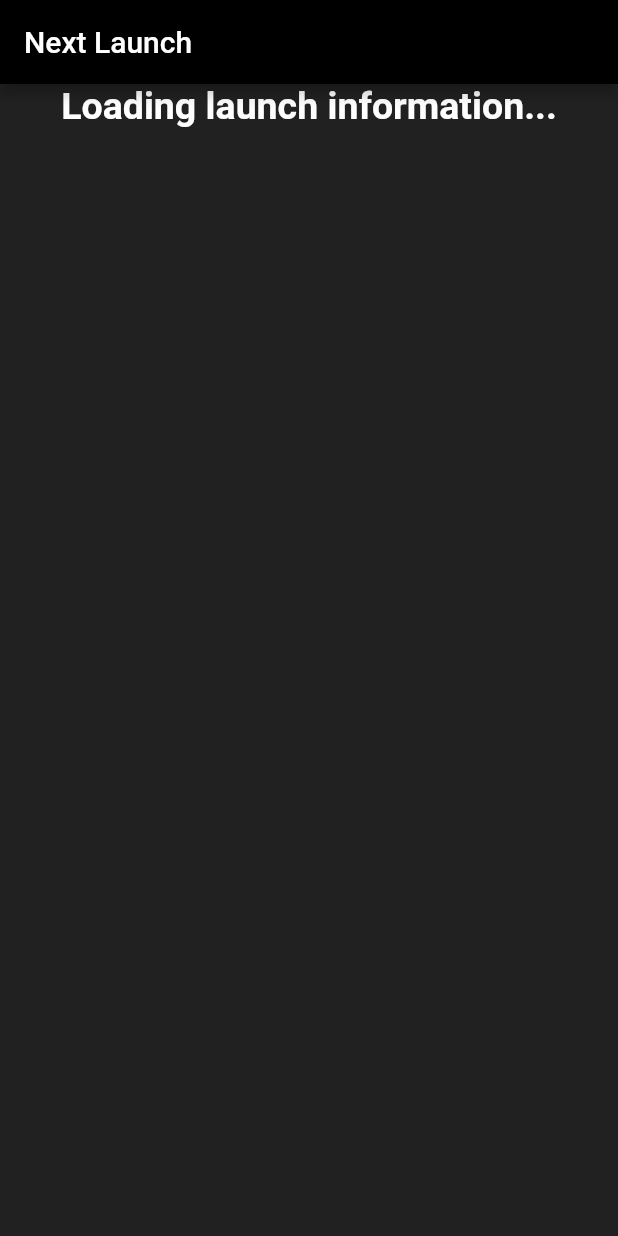
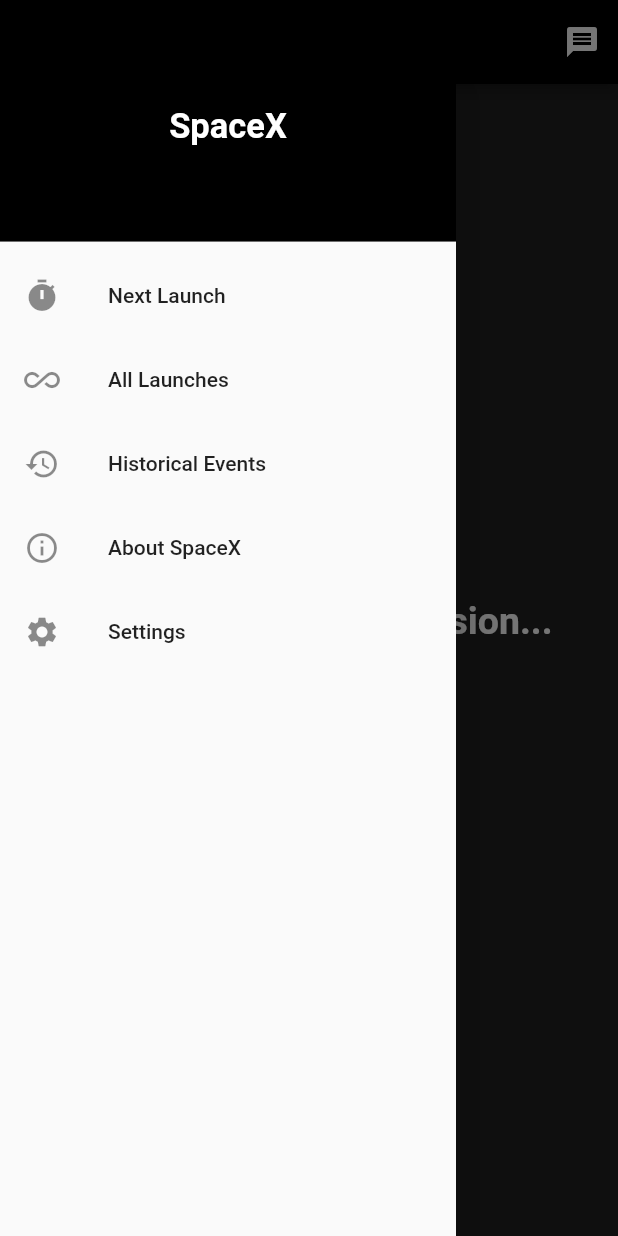
Before and after one commit to asserty308/spacex_app, a Flutter app: the screen it shows after launch, with the side drawer open (before the commit the screen has no drawer), on a phone screen of 412 x 824 dp. Run offline on Flutter 3.47's test engine with Material 2 defaults, Android fonts, the phone set to English and light mode, and no system bars; network calls fail.

Commit message:
launch model

```diff
--- /dev/null
+++ b/lib/api/models/launch.dart
@@ -0,0 +1,30 @@
+import 'package:intl/intl.dart';
+
+class Launch {
+  Launch({
+    this.flightNumber,
+    this.missionName,
+    this.launchDateUnix,
+    this.rocketName, // TODO: Update to model Rocket
+  });
+
+  int flightNumber;
+  String missionName, rocketName;
+  int launchDateUnix;
+
+  static Launch fromJSON(Map<String, dynamic> json) {
+    return Launch(
+      flightNumber: json['flight_number'],
+      missionName: json['mission_name'],
+      launchDateUnix: json['launch_date_unix'],
+      rocketName: json['rocket']['rocket_name'],
+    );
+  }
+
+  /// Converts the unix timestamp of the launch to a human readable string.
+  /// The time will always be set to the devices locale.
+  String formattedLaunchDate([String format = 'dd.MM.yyyy HH:mm:ss']) {
+    final date = DateTime.fromMillisecondsSinceEpoch(launchDateUnix * 1000);
+    return DateFormat(format).format(date);
+  }
+}
--- a/lib/screens/next_launch_screen.dart
+++ b/lib/screens/next_launch_screen.dart
@@ -1,6 +1,7 @@
 import 'package:flutter/material.dart';
-import 'package:intl/intl.dart';
+import 'package:spacex_guide/api/models/launch.dart';
 import 'package:spacex_guide/api/spacex_api.dart';
+import 'package:spacex_guide/widgets/drawer.dart';
 
 class NextLaunchScreen extends StatefulWidget {
   @override
@@ -8,9 +9,7 @@ class NextLaunchScreen extends StatefulWidget {
 }
 
 class _NextLaunchScreenState extends State<NextLaunchScreen> {
-  var _launchName = 'Loading launch information...';
-  var _launchDate = '';
-  var _rocket = '';
+  Launch _launch;
 
   @override
   void initState() {
@@ -26,14 +25,22 @@ class _NextLaunchScreenState extends State<NextLaunchScreen> {
       appBar: AppBar(
         title: Text('Next Launch'),
         backgroundColor: Colors.black,
+        actions: <Widget>[
+          IconButton(
+            icon: Icon(Icons.message),
+            onPressed: () => scheduleReminder(),
+          )
+        ],
       ),
+      drawer: MyDrawer(),
       body: Container(
         color: Colors.black87,
         child: Center(
           child: Column(
+            mainAxisAlignment: MainAxisAlignment.center,
             children: <Widget>[
               Text(
-                _launchName,
+                _launch?.missionName ?? 'Loading upcoming mission...',
                 style: TextStyle(
                   color: Colors.white,
                   fontSize: 25,
@@ -41,14 +48,14 @@ class _NextLaunchScreenState extends State<NextLaunchScreen> {
                 ),
               ),
               Text(
-                _launchDate,
+                _launch?.formattedLaunchDate() ?? '',
                 style: TextStyle(
                   color: Colors.white,
                   fontSize: 22,
                 ),
               ),
               Text(
-                _rocket,
+                _launch?.rocketName ?? '',
                 style: TextStyle(
                   color: Colors.white,
                   fontSize: 22,
@@ -67,15 +74,15 @@ class _NextLaunchScreenState extends State<NextLaunchScreen> {
 
   void fetchLaunchInformation() async {
     final api = SpaceXAPI();
-    final response = await api.getNextLaunch();
-
-    final date = DateTime.fromMillisecondsSinceEpoch(response['launch_date_unix'] * 1000);
-    final dateFormat = DateFormat('dd.MM.yyyy HH:mm:ss').format(date);
+    final launch = await api.getNextLaunch();
 
     setState(() {
-      _launchName = response['mission_name'];
-      _launchDate = dateFormat;
-      _rocket = response['rocket']['rocket_name'];
+      _launch = launch;
     });
   }
+
+  /// Schedules a notification that appears one hour before takeoff
+  void scheduleReminder() {
+
+  }
 }
--- /dev/null
+++ b/lib/widgets/drawer.dart
@@ -0,0 +1,54 @@
+import 'package:flutter/material.dart';
+
+class MyDrawer extends StatelessWidget {
+  const MyDrawer({
+    Key key,
+  }) : super(key: key);
+
+  @override
+  Widget build(BuildContext context) {
+    return Drawer(
+      child: ListView(
+        // make the list start at the top of the screen, not under statusbar
+        padding: EdgeInsets.zero,
+        children: <Widget>[
+          DrawerHeader(
+            decoration: BoxDecoration(
+              color: Colors.black,
+            ),
+            child: Center(
+              child: Text(
+                'SpaceX',
+                style: TextStyle(
+                  color: Colors.white,
+                  fontSize: 23,
+                  fontWeight: FontWeight.bold
+                ),
+              ),
+            ),
+          ),
+          ListTile(
+            title: Text('Next Launch'),
+            leading: Icon(Icons.timer),
+          ),
+          ListTile(
+            title: Text('All Launches'),
+            leading: Icon(Icons.all_inclusive),
+          ),
+          ListTile(
+            title: Text('Historical Events'),
+            leading: Icon(Icons.history),
+          ),
+          ListTile(
+            title: Text('About SpaceX'),
+            leading: Icon(Icons.info_outline),
+          ),
+          ListTile(
+            title: Text('Settings'),
+            leading: Icon(Icons.settings),
+          )
+        ],
+      ),
+    );
+  }
+}
--- a/pubspec.yaml
+++ b/pubspec.yaml
@@ -23,8 +23,9 @@ dependencies:
   # The following adds the Cupertino Icons font to your application.
   # Use with the CupertinoIcons class for iOS style icons.
   cupertino_icons: ^0.1.2
-  http:
-  intl:
+  http: # calling api
+  intl: # Date formatting
+  flutter_local_notifications: # scheduled notifications
 
 dev_dependencies:
   flutter_test:
```
Also changed, not shown: lib/api/spacex_api.dart (+21 -15 lines), pubspec.lock, 3 other files.
